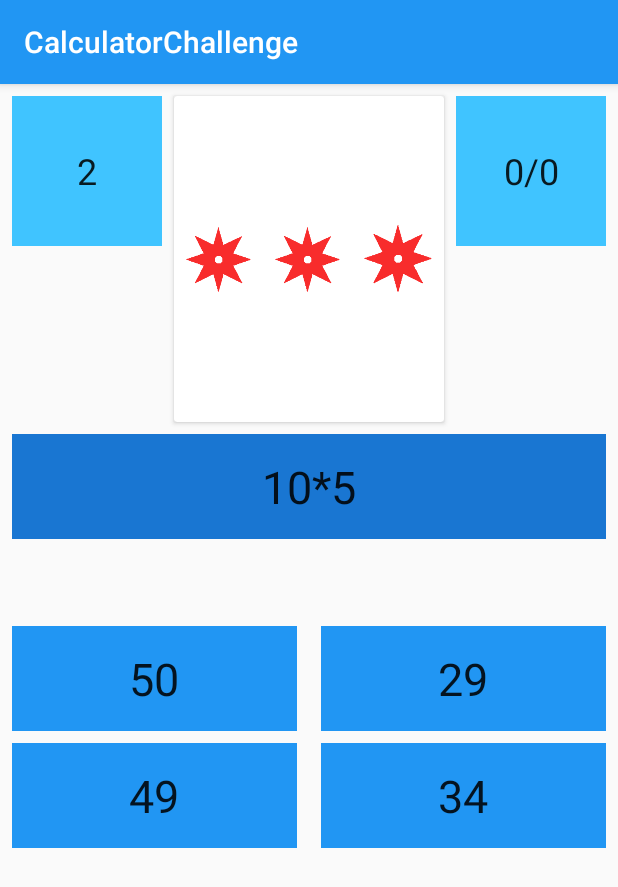
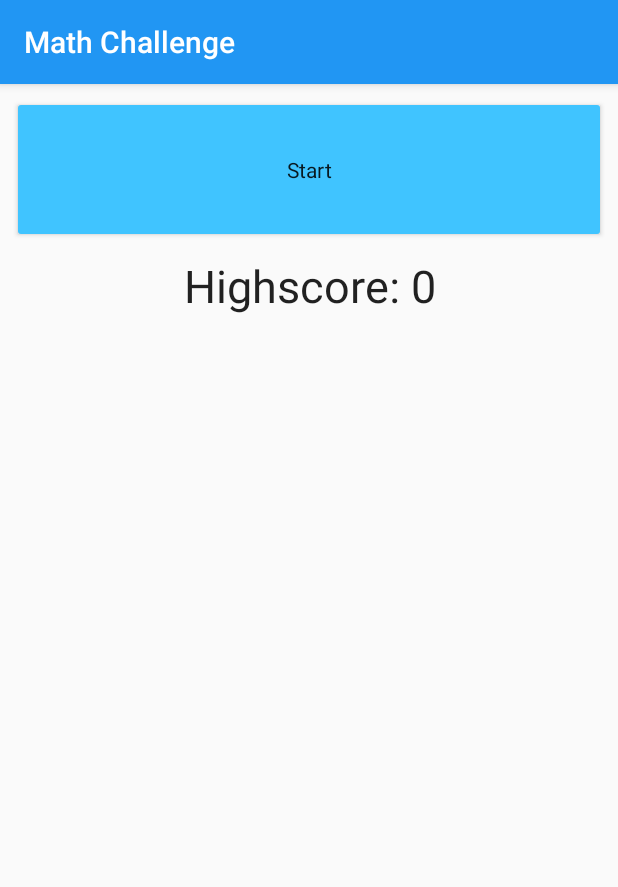
Before and after one commit to bIosCrYsisX/CalculatorChallenge, an Android app: the screen it shows after launch (MainActivity before the commit, MenuActivity after it), on a phone screen of 412 x 824 dp. Shown: the top 887 px of the screen. Run offline under Robolectric (Android 15) with nearby library versions, the light colour scheme and no system bars.

Commit message:
V1.0 Some changes and improvements.

```diff
--- a/app/src/main/AndroidManifest.xml
+++ b/app/src/main/AndroidManifest.xml
@@ -9,13 +9,14 @@
         android:roundIcon="@mipmap/ic_launcher_round"
         android:supportsRtl="true"
         android:theme="@style/AppTheme">
-        <activity android:name=".MainActivity">
+        <activity android:name=".MenuActivity">
             <intent-filter>
                 <action android:name="android.intent.action.MAIN" />
 
                 <category android:name="android.intent.category.LAUNCHER" />
             </intent-filter>
         </activity>
+        <activity android:name=".MainActivity"></activity>
     </application>
 
 </manifest>
--- a/app/src/main/java/tk/dalpiazsolutions/calculatorchallenge/MainActivity.java
+++ b/app/src/main/java/tk/dalpiazsolutions/calculatorchallenge/MainActivity.java
@@ -1,7 +1,6 @@
 package tk.dalpiazsolutions.calculatorchallenge;
 
 import android.os.Bundle;
-import android.os.Handler;
 import android.support.v7.app.AppCompatActivity;
 import android.view.View;
 import android.widget.Button;
@@ -10,8 +9,6 @@ import android.widget.TextView;
 import java.util.Locale;
 
 public class MainActivity extends AppCompatActivity {
-    Handler handler = new Handler();
-
     TextView txtStandings;
     TextView txtCalculation;
     TextView txtNumberOne;
@@ -19,8 +16,6 @@ public class MainActivity extends AppCompatActivity {
     TextView txtNumberThree;
     TextView txtNumberFour;
     Button mbuttonPlayAgain;
-
-    int counter = 10;
 
     MainController mainController;
     MainModel mainModel;
@@ -40,48 +35,16 @@ public class MainActivity extends AppCompatActivity {
 
         mbuttonPlayAgain.setVisibility(View.GONE);
 
-        txtStandings.setText("0/0");
-
-        final Thread thread = new Thread() {
-            TextView txtTimeLeft = findViewById(R.id.textTimeLeft);
-            final Runnable runnable = new Runnable() {
-                @Override
-                public void run() {
-                    txtTimeLeft.setText(String.format(Locale.getDefault(), getString(R.string.number), counter));
-                    if(counter==0)
-                    {
-                        mainController.kill();
-                        if(mainController.lifeCounter==0) {
-                            return;
-                        }
-
-                        else
-                        {
-                            mainController.startCalc();
-                        }
-                    }
-                    counter--;
-                    handler.postDelayed(runnable, 1000);
-                }
-            };
-
-            @Override
-            public void run() {
-                super.run();
-                handler.postDelayed(runnable, 0);
-            }
-        };
+        txtStandings.setText("0");
 
         mainController = new MainController(this);
         mainController.startCalc();
-        thread.start();
     }
 
     public void update(MainModel mainModel)
     {
         this.mainModel = mainModel;
-        counter = 10;
-        txtCalculation.setText((String.format(Locale.getDefault(), getString(R.string.number), mainModel.getNumberOneCalc())) + mainModel.getOperatorText() + String.format(Locale.getDefault(), getString(R.string.number), mainModel.getNumberTwoCalc()));
+        txtCalculation.setText((String.format(Locale.getDefault(), getString(R.string.calculation), mainModel.getNumberOneCalc(), mainModel.getOperatorText(), mainModel.getNumberTwoCalc())));
         txtNumberOne.setText(String.format(Locale.getDefault(), getString(R.string.number), mainModel.getAnswerNumberOne()));
         txtNumberTwo.setText(String.format(Locale.getDefault(), getString(R.string.number), mainModel.getAnswerNumberTwo()));
         txtNumberThree.setText(String.format(Locale.getDefault(), getString(R.string.number), mainModel.getAnswerNumberThree()));
@@ -102,10 +65,10 @@ public class MainActivity extends AppCompatActivity {
 
     public void gameOver()
     {
-        txtNumberOne.setClickable(false);
-        txtNumberTwo.setClickable(false);
-        txtNumberThree.setClickable(false);
-        txtNumberFour.setClickable(false);
+        txtNumberOne.setEnabled(false);
+        txtNumberTwo.setEnabled(false);
+        txtNumberThree.setEnabled(false);
+        txtNumberFour.setEnabled(false);
         mbuttonPlayAgain.setVisibility(View.VISIBLE);
     }
 }
--- /dev/null
+++ b/app/src/main/java/tk/dalpiazsolutions/calculatorchallenge/MenuActivity.java
@@ -0,0 +1,39 @@
+package tk.dalpiazsolutions.calculatorchallenge;
+
+import android.content.Intent;
+import android.support.v7.app.AppCompatActivity;
+import android.os.Bundle;
+import android.view.View;
+import android.widget.Button;
+import android.widget.TextView;
+
+import java.util.Locale;
+
+public class MenuActivity extends AppCompatActivity {
+
+    TextView txtHighscore;
+    Button mbuttonStart;
+    PreferenceManager preferenceManager;
+
+    @Override
+    protected void onCreate(Bundle savedInstanceState) {
+        super.onCreate(savedInstanceState);
+        setContentView(R.layout.activity_menu);
+
+        txtHighscore = findViewById(R.id.textHighScore);
+        mbuttonStart = findViewById(R.id.buttonStart);
+
+        preferenceManager = new PreferenceManager(this);
+        preferenceManager.loadPrefs();
+
+        txtHighscore.setText(String.format(Locale.getDefault(), getString(R.string.highScoreValue), preferenceManager.getHighScore()));
+
+        mbuttonStart.setOnClickListener(new View.OnClickListener() {
+            @Override
+            public void onClick(View view) {
+                Intent intent = new Intent(getApplicationContext(), MainActivity.class);
+                startActivity(intent);
+            }
+        });
+    }
+}
--- /dev/null
+++ b/app/src/main/java/tk/dalpiazsolutions/calculatorchallenge/PreferenceManager.java
@@ -0,0 +1,36 @@
+package tk.dalpiazsolutions.calculatorchallenge;
+
+import android.content.Context;
+import android.content.SharedPreferences;
+
+/**
+ * Created by Christoph on 28.03.2018.
+ */
+
+public class PreferenceManager {
+
+    Context context;
+    SharedPreferences prefs;
+    String PREF_FILE = "scorePrefs";
+    public PreferenceManager(Context context)
+    {
+        this.context = context;
+    }
+
+    public void loadPrefs()
+    {
+        prefs = context.getSharedPreferences(PREF_FILE, Context.MODE_PRIVATE);
+    }
+
+    public int getHighScore()
+    {
+        return prefs.getInt("highscore", 0);
+    }
+
+    public void setHighScore(int score)
+    {
+        SharedPreferences.Editor editor = prefs.edit();
+        editor.putInt("highscore", score);
+        editor.apply();
+    }
+}
--- /dev/null
+++ b/app/src/main/res/layout/activity_menu.xml
@@ -0,0 +1,36 @@
+<?xml version="1.0" encoding="utf-8"?>
+<android.support.constraint.ConstraintLayout xmlns:android="http://schemas.android.com/apk/res/android"
+    xmlns:app="http://schemas.android.com/apk/res-auto"
+    xmlns:tools="http://schemas.android.com/tools"
+    android:layout_width="match_parent"
+    android:layout_height="match_parent"
+    tools:context="tk.dalpiazsolutions.calculatorchallenge.MenuActivity">
+
+    <Button
+        android:id="@+id/buttonStart"
+        style="@style/Widget.AppCompat.Button.Colored"
+        android:layout_width="0dp"
+        android:layout_height="98dp"
+        android:layout_marginEnd="8dp"
+        android:layout_marginStart="8dp"
+        android:layout_marginTop="8dp"
+        android:text="@string/start"
+        android:textAppearance="@style/TextAppearance.AppCompat"
+        app:layout_constraintEnd_toEndOf="parent"
+        app:layout_constraintStart_toStartOf="parent"
+        app:layout_constraintTop_toTopOf="parent" />
+
+    <TextView
+        android:id="@+id/textHighScore"
+        android:layout_width="0dp"
+        android:layout_height="wrap_content"
+        android:layout_marginEnd="8dp"
+        android:layout_marginStart="8dp"
+        android:layout_marginTop="8dp"
+        android:textAlignment="center"
+        android:textAppearance="@style/TextAppearance.AppCompat"
+        android:textSize="30sp"
+        app:layout_constraintEnd_toEndOf="parent"
+        app:layout_constraintStart_toStartOf="parent"
+        app:layout_constraintTop_toBottomOf="@+id/buttonStart" />
+</android.support.constraint.ConstraintLayout>
--- a/app/src/main/res/values/strings.xml
+++ b/app/src/main/res/values/strings.xml
@@ -1,7 +1,11 @@
 <resources>
-    <string name="app_name">CalculatorChallenge</string>
+    <string name="app_name">Math Challenge</string>
     <string name="number">%1$d</string>
-    <string name="standings">%1$d / %2$d</string>
+    <string name="endScore">Your score: %1$d</string>
+    <string name="highScore">New Highscore!</string>
+    <string name="highScoreValue">Highscore: %1$d</string>
+    <string name="start">Start</string>
+    <string name="calculation">%1$d %2$s %3$d</string>
     <string name="playagain">Play again!</string>
     <string name="correct">Correct!</string>
     <string name="wrong">False!</string>
```
Also changed, not shown: app/src/main/java/tk/dalpiazsolutions/calculatorchallenge/MainController.java (+132 -33 lines), app/src/main/java/tk/dalpiazsolutions/calculatorchallenge/MainModel.java (+10 -1 lines), app/src/main/java/tk/dalpiazsolutions/calculatorchallenge/TimerThread.java (added, +78 -0 lines).
